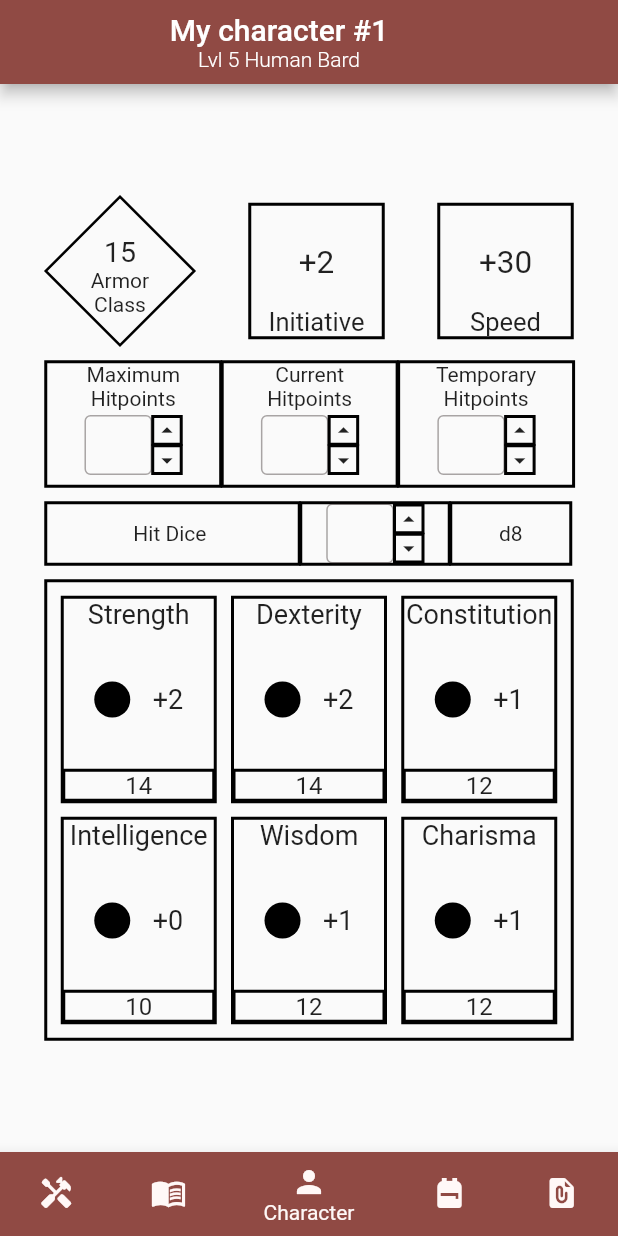
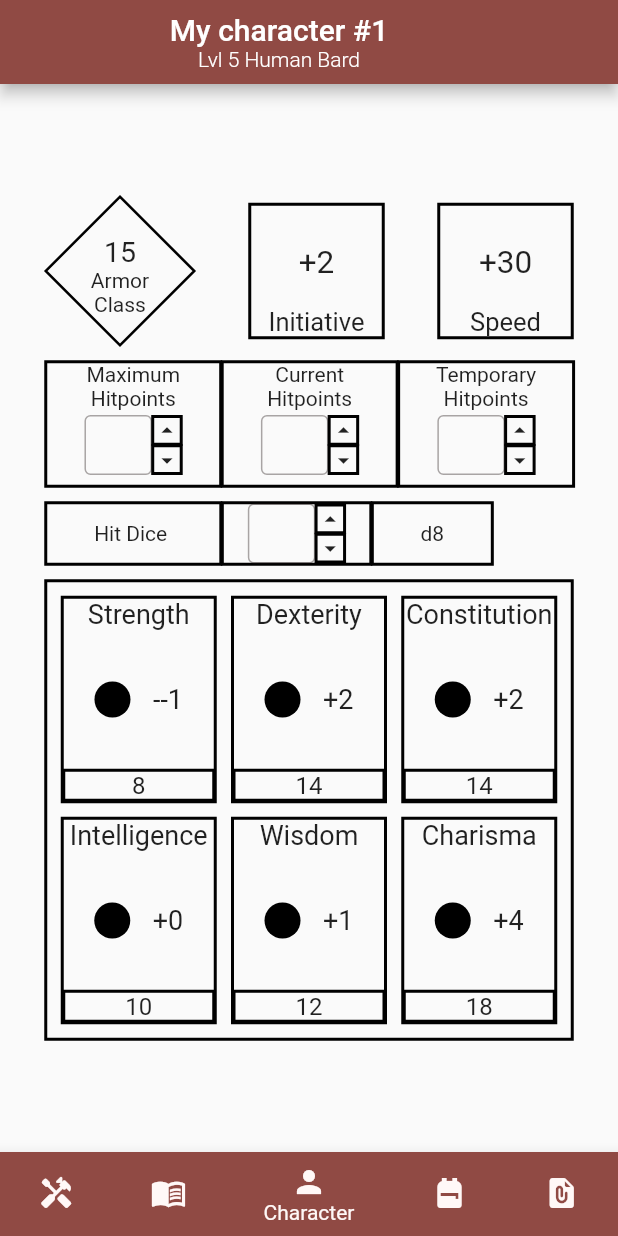
Before and after one commit to Oscarrr00/CharacterKeeper, a Flutter app: the screen it shows after launch, on a phone screen of 412 x 824 dp. Run offline on Flutter 3.47's test engine with Material 2 defaults, Android fonts, the phone set to English and light mode, and no system bars; missing offline and left inert: dart:ffi.

Commit message:
Character Object

```diff
--- a/character_keeper/lib/items/character_general.dart
+++ b/character_keeper/lib/items/character_general.dart
@@ -1,8 +1,9 @@
+import 'package:character_keeper/objects/character.dart';
 import 'package:character_keeper/pages/details_character.dart';
 import 'package:flutter/material.dart';
 
 class ItemCharacter extends StatelessWidget {
-  final Map<String, dynamic> character;
+  final Character character;
   ItemCharacter({
     Key? key,
     required this.character,
@@ -30,11 +31,11 @@ class ItemCharacter extends StatelessWidget {
           ),
           child: Column(
             children: [
-              Text("${character["name"]}",
+              Text("${character.name}",
                   style: TextStyle(fontSize: 19, fontWeight: FontWeight.bold)),
               SizedBox(height: 20),
-              Text("${character["race"]} ${character["class"]}"),
-              Text("Lvl ${character["level"]}"),
+              Text("${character.race} ${character.character_class}"),
+              Text("Lvl ${character.level}"),
             ],
           ),
         ),
--- a/character_keeper/lib/items/data_primary_stats.dart
+++ b/character_keeper/lib/items/data_primary_stats.dart
@@ -2,7 +2,7 @@ import 'package:flutter/material.dart';
 
 class DataPrimaryStats extends StatelessWidget {
   final String stat;
-  final int stat_modifier;
+  final String stat_modifier;
   final int stat_number;
   DataPrimaryStats({
     Key? key,
@@ -30,7 +30,7 @@ class DataPrimaryStats extends StatelessWidget {
                 backgroundColor: Colors.black,
               ),
               SizedBox(width: 15),
-              Text("+${stat_modifier}", style: TextStyle(fontSize: 18)),
+              Text("${stat_modifier}", style: TextStyle(fontSize: 18)),
             ]),
           ),
           Row(
--- /dev/null
+++ b/character_keeper/lib/objects/character.dart
@@ -0,0 +1,138 @@
+import 'package:character_keeper/objects/proficiencies.dart';
+
+class Character {
+
+   String name = "My character";
+   String race = "Human";
+   String character_class = "Fighter";
+   int level = 1;
+   int armor_class = 15;
+   int initiative = 2;
+   int speed = 30;
+   int maximum_hitpoints = 10;
+   int current_hitpoints = 10;
+   int temporary_hitpoints = 0;
+   String hit_dice = "d10";
+   int hit_dice_amount = 1;
+
+   int strength;
+   int dexterity;
+   int constitution;
+   int intelligence;
+   int wisdom;
+   int charisma;
+
+   var proficiencies = [];
+
+
+
+  Character({
+   required this.name,
+   required this.race,
+   required this.character_class,
+   required this.level,
+   required this.armor_class,
+   required this.initiative,
+   required this.speed,
+   required this.maximum_hitpoints,
+   required this.current_hitpoints,
+   required this.temporary_hitpoints,
+   required this.hit_dice,
+   required this.hit_dice_amount,
+
+   required this.strength,
+   required this.dexterity,
+   required this.constitution,
+   required this.intelligence,
+   required this.wisdom,
+   required this.charisma,
+
+   required this.proficiencies,
+  });
+
+  factory Character.fromJson(Map<String, dynamic> json)
+  {
+    return Character(
+      name: json["name"],
+      race: json["race"],
+      character_class: json["character_class"],
+      level: json["level"],
+      armor_class: json["armor_class"],
+      initiative: json["initiative"],
+      speed: json["speed"],
+      maximum_hitpoints: json["maximum_hitpoints"],
+      current_hitpoints: json["current_hitpoints"],
+      temporary_hitpoints: json["temporary_hitpoints"],
+      hit_dice: json["hit_dice"],
+      hit_dice_amount: json["hit_dice_amount"],
+      strength: json["strength"],
+      dexterity: json["dexterity"],
+      constitution: json["constitution"],
+      intelligence: json["intelligence"],
+      wisdom: json["wisdom"],
+      charisma: json["charisma"],
+      proficiencies: json["proficiencies"]
+    );
+
+  }
+
+  static int getModifier(int score)
+  {
+    score = score -(score % 2);
+    score -= 10;
+    score = score ~/ 2;
+
+    return score;
+  }
+
+  static String getStringModifier(int score)
+  {
+    score = getModifier(score);
+    return score >= 0 ? "+${score}" : "-${score}";
+  }
+
+}
+
+const myCharacter =
+{
+  "name": "Déndillon",
+  "race": "Human",
+  "character_class": "Bard",
+  "level": 5,
+  "armor_class": 15,
+  "initiative": 2,
+  "speed": 30,
+  "maximum_hitpoints": 40,
+  "current_hitpoints": 35,
+  "temporary_hitpoints": 0,
+  "hit_dice": "d8",
+  "hit_dice_amount": 5,
+  "strength": 8,
+  "dexterity": 14,
+  "constitution": 14,
+  "intelligence": 10,
+  "wisdom": 12,
+  "charisma": 18,
+  "proficiencies": [
+    1,
+    0,
+    0,
+    0,
+    1,
+    0,
+    1,
+    0,
+    0,
+    0,
+    0,
+    1,
+    1,
+    1,
+    0,
+    1,
+    1,
+    0
+  ],
+
+
+};
--- /dev/null
+++ b/character_keeper/lib/objects/proficiencies.dart
@@ -0,0 +1,26 @@
+enum Proficiency {
+  None,
+  Proficient,
+  Expertise
+}
+
+enum ProficiencyList {
+  acrobatics,
+  animalHandling,
+  arcana,
+  athletics,
+  deception,
+  history,
+  insight,
+  intimidation,
+  investigation,
+  medicine,
+  nature,
+  perception,
+  performance,
+  persuasion,
+  religion,
+  sleightOfHand,
+  stealth,
+  survival
+}
--- a/character_keeper/lib/pages/details_character.dart
+++ b/character_keeper/lib/pages/details_character.dart
@@ -1,14 +1,17 @@
+import 'dart:ffi';
+
 import 'package:character_keeper/items/data_de_increment.dart';
 import 'package:character_keeper/items/data_hitpoints.dart';
 import 'package:character_keeper/items/data_primary_stats.dart';
 import 'package:character_keeper/items/square_stats.dart';
+import 'package:character_keeper/objects/character.dart';
 import 'package:flutter/material.dart';
 
 class DetailsCharacter extends StatelessWidget {
-  final dynamic character;
+  final Character character;
   const DetailsCharacter({
     Key? key,
-    this.character,
+    required this.character,
   }) : super(key: key);
 
   @override
@@ -35,7 +38,7 @@ class DetailsCharacter extends StatelessWidget {
                       child: Column(
                         children: [
                           SizedBox(height: 25),
-                          Text("${character["armor"]}",
+                          Text("${character.armor_class}",
                               style: TextStyle(fontSize: 19)),
                           Text("Armor", style: TextStyle(fontSize: 14)),
                           Text("Class", style: TextStyle(fontSize: 14)),
@@ -48,10 +51,10 @@ class DetailsCharacter extends StatelessWidget {
                                 color: Colors.black,
                               )))),
                   SquareData(
-                      content: character["dexterity"],
+                      content: Character.getModifier(character.dexterity),
                       name_content: "Initiative"),
                   SquareData(
-                      content: character["speed"], name_content: "Speed"),
+                      content: character.speed, name_content: "Speed"),
                 ],
               ),
               SizedBox(height: 10),
@@ -74,7 +77,7 @@ class DetailsCharacter extends StatelessWidget {
                   Container(
                       alignment: Alignment.center,
                       height: 42,
-                      width: 170,
+                      width: MediaQuery.of(context).size.width / 3.5,
                       decoration: decoration_border,
                       child: Text("Hit Dice ", style: TextStyle(fontSize: 14))),
                   Container(
@@ -88,7 +91,7 @@ class DetailsCharacter extends StatelessWidget {
                       height: 42,
                       width: 81,
                       decoration: decoration_border,
-                      child: Text("${character["hitDice"]}")),
+                      child: Text("${character.hit_dice}")),
                 ],
               ),
               SizedBox(height: 10),
@@ -102,16 +105,16 @@ class DetailsCharacter extends StatelessWidget {
                         children: [
                           DataPrimaryStats(
                               stat: "Strength",
-                              stat_modifier: character["strength"],
-                              stat_number: 14),
+                              stat_modifier: Character.getStringModifier(character.strength),
+                              stat_number: character.strength),
                           DataPrimaryStats(
                               stat: "Dexterity",
-                              stat_modifier: character["dexterity"],
-                              stat_number: 14),
+                              stat_modifier: Character.getStringModifier(character.dexterity),
+                              stat_number: character.dexterity),
                           DataPrimaryStats(
                               stat: "Constitution",
-                              stat_modifier: character["constitution"],
-                              stat_number: 12),
+                              stat_modifier: Character.getStringModifier(character.constitution),
+                              stat_number: character.constitution),
                         ],
                       ),
                       SizedBox(height: 10),
@@ -120,16 +123,16 @@ class DetailsCharacter extends StatelessWidget {
                         children: [
                           DataPrimaryStats(
                               stat: "Intelligence",
-                              stat_modifier: character["intelligence"],
-                              stat_number: 10),
+                              stat_modifier: Character.getStringModifier(character.intelligence),
+                              stat_number: character.intelligence),
                           DataPrimaryStats(
                               stat: "Wisdom",
-                              stat_modifier: character["wisdom"],
-                              stat_number: 12),
+                              stat_modifier: Character.getStringModifier(character.wisdom),
+                              stat_number: character.wisdom),
                           DataPrimaryStats(
                               stat: "Charisma",
-                              stat_modifier: character["charisma"],
-                              stat_number: 12),
+                              stat_modifier: Character.getStringModifier(character.charisma),
+                              stat_number: character.charisma),
                         ],
                       )
                     ],
--- a/character_keeper/lib/pages/page_select.dart
+++ b/character_keeper/lib/pages/page_select.dart
@@ -1,4 +1,5 @@
 import 'package:character_keeper/items/character_app_bar.dart';
+import 'package:character_keeper/objects/character.dart';
 import 'package:character_keeper/pages/ability_and_proficiency_page.dart';
 import 'package:character_keeper/pages/ability_page.dart';
 import 'package:character_keeper/pages/details_character.dart';
@@ -52,24 +53,10 @@ class PageSelect extends StatefulWidget {
 class _PageSelectState extends State<PageSelect> {
   int _selectedIndex = 2;
 
-  static const List<Widget> _widgetOptions = <Widget>[
+  static List<Widget> _widgetOptions = <Widget>[
     AbilityAndProficiencyPage(),
     SpellPage(),
-    DetailsCharacter(character: {
-        "name": "Character #1",
-        "race": "Human",
-        "class": "Bard",
-        "armor": 15,
-        "level": 5,
-        "dexterity": 2,
-        "strength": 2,
-        "constitution": 1,
-        "intelligence": 0,
-        "wisdom": 1,
-        "charisma": 1,
-        "speed": 30,
-        "hitDice": "d8"
-      },),
+    DetailsCharacter(character: Character.fromJson(myCharacter)),
     InventoryPage(),
     NotePage()
   ];
```
Also changed, not shown: character_keeper/lib/pages/proficiency_page.dart (line endings or trailing spaces).
